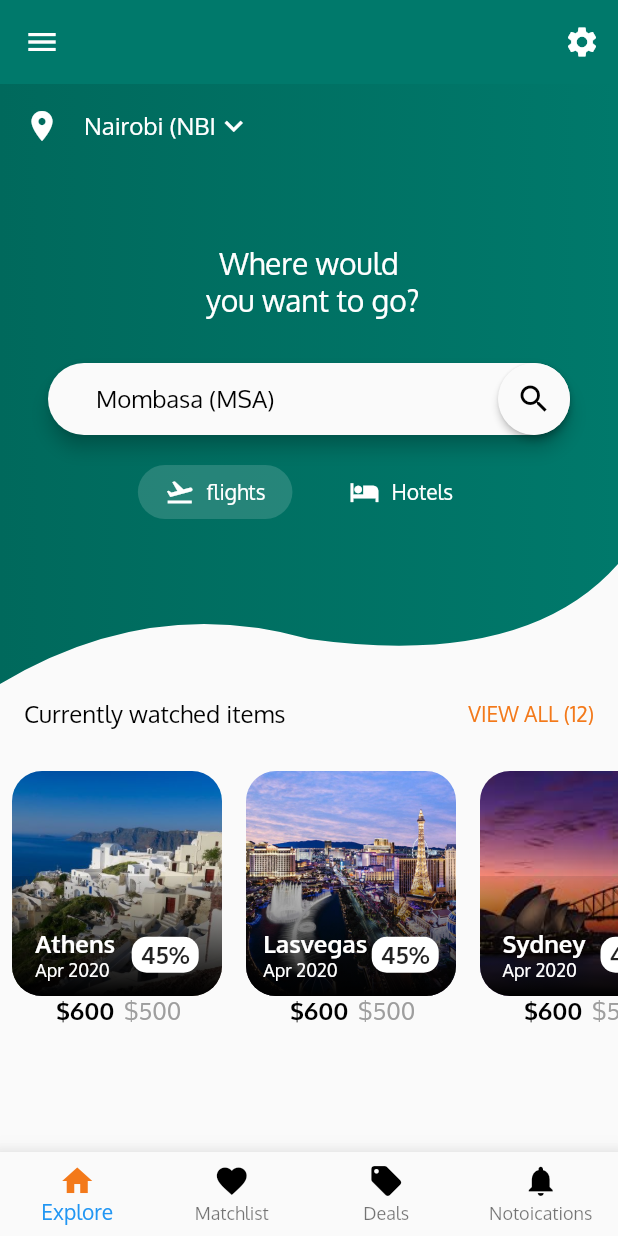
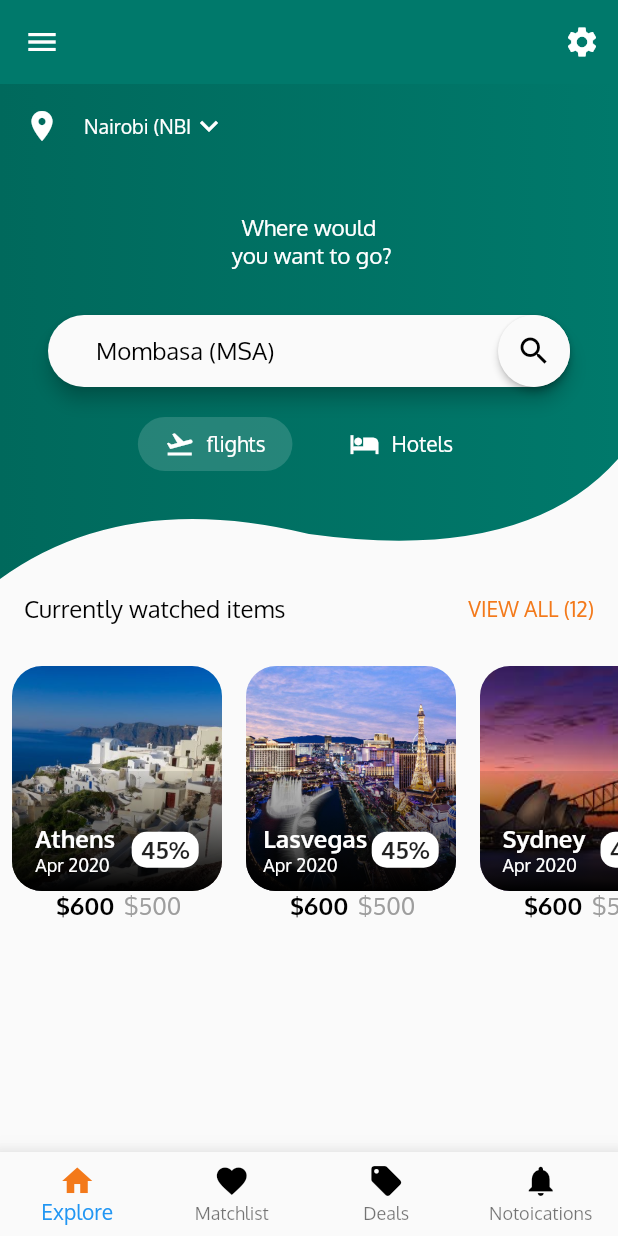
Before and after one commit to shiduu/flutter-Ui, a Flutter app: the screen it shows after launch, on a phone screen of 412 x 824 dp. Run offline on Flutter 3.47's test engine with Material 2 defaults, Android fonts, the phone set to English and light mode, and no system bars.

Commit message:
modified sme lines

```diff
--- a/lib/homescreen_container.dart
+++ b/lib/homescreen_container.dart
@@ -10,7 +10,7 @@ import 'package:frontend/flight_list.dart';
     'Mombasa (MSA)',
   ];
 
-const dropDownLabelStyle = TextStyle(color: Colors.white,fontSize: 16);
+const dropDownLabelStyle = TextStyle(color: Colors.white,fontSize: 13);
 const dropDownMenuItemStyle = TextStyle(color: Colors.black,fontSize: 16);
 
 
@@ -33,7 +33,7 @@ class _HomeScreenContainerState extends State<HomeScreenContainer> {
         ClipPath(
           clipper: CustomShapeClipper(),
           child: Container(
-            height: 400,
+            height: 330,
             decoration: BoxDecoration(
               gradient: LinearGradient(colors: [
                 firstColor,
@@ -88,12 +88,12 @@ class _HomeScreenContainerState extends State<HomeScreenContainer> {
                 ),
 
                //second row
-                SizedBox(height: 50),
+                SizedBox(height: 30),
                 Text(
                   'Where would \n you want to go?',
                    style: TextStyle(
                      color: Colors.white,
-                     fontSize: 20,
+                     fontSize: 15,
                    ),
                    textAlign: TextAlign.center,
                 ),
```
